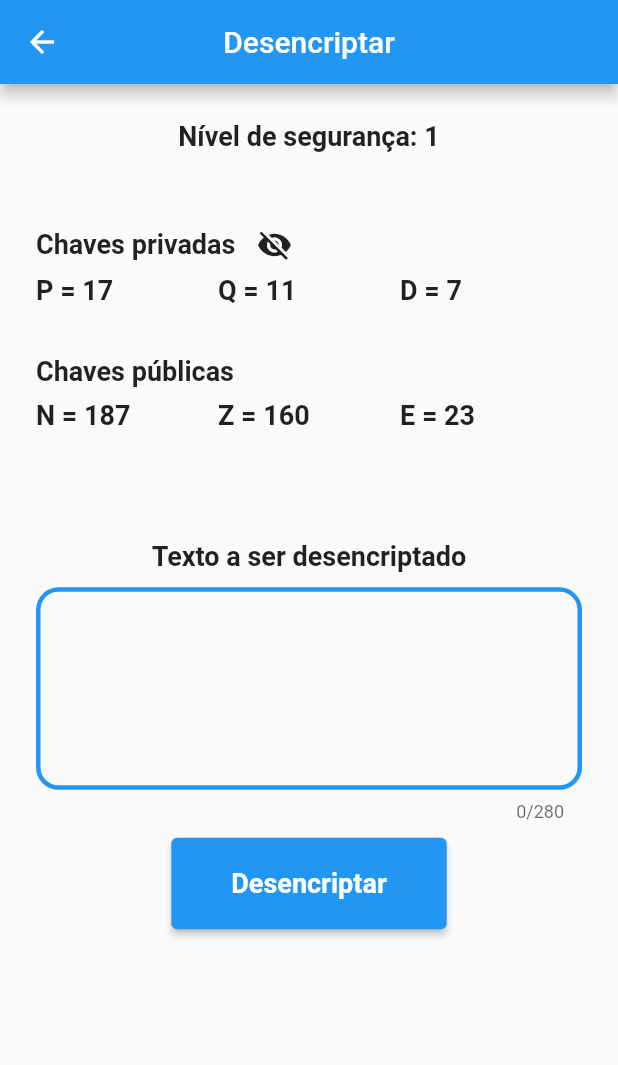
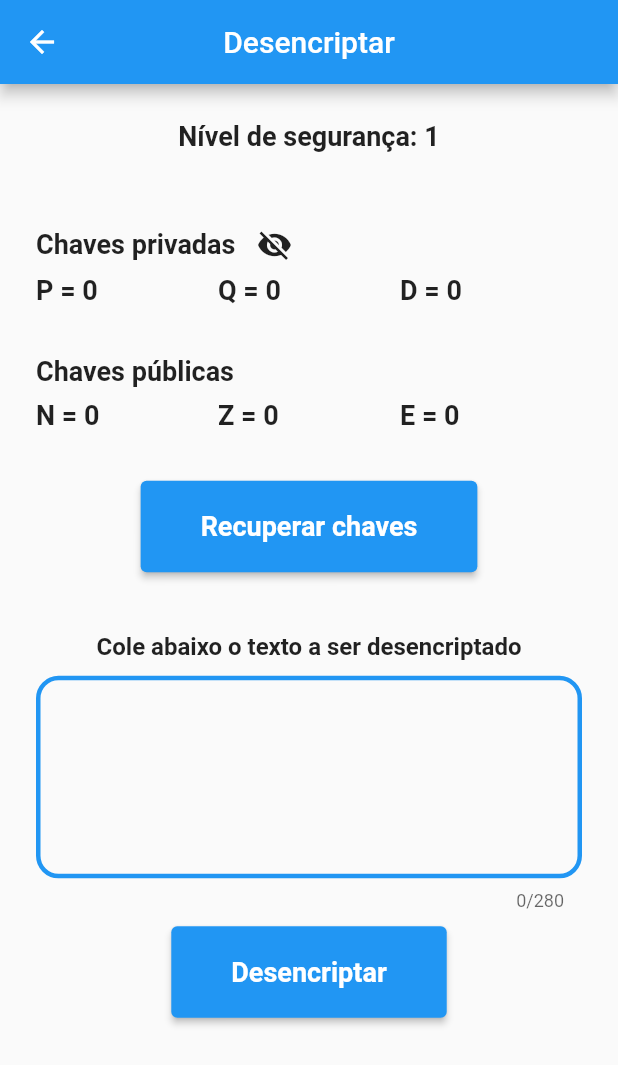
Before and after one commit to WallisonRP/rsa_fatec, a Flutter app: the DecryptPage screen opened by its route, after a tap on "Desencriptar", on a phone screen of 412 x 824 dp. Shown: the top 1065 px of the screen. Run offline on Flutter 3.47's test engine with Material 2 defaults, Android fonts, the phone set to English and light mode, and no system bars; our stand-ins replace shared_preferences, syncfusion_flutter_sliders; accounts and stored records are empty.

Commit message:
calculos funcionais

```diff
--- a/lib/model/caixa_de_aviso.dart
+++ b/lib/model/caixa_de_aviso.dart
@@ -34,6 +34,9 @@ class CaixaAlerta extends StatelessWidget {
               Navigator.pop(context);
             },
             child: Text('Sair')),
+        SizedBox(
+          width: 15,
+        ),
         ElevatedButton(
             style: ElevatedButton.styleFrom(padding: EdgeInsets.all(16)),
             onPressed: () {
--- a/lib/view/decrypt_page.dart
+++ b/lib/view/decrypt_page.dart
@@ -1,7 +1,12 @@
 // ignore_for_file: prefer_const_constructors, prefer_const_literals_to_create_immutables
 
+import 'dart:math';
+
 import 'package:flutter/material.dart';
+import 'package:shared_preferences/shared_preferences.dart';
 
+import '../controller/decrypt_function.dart';
+import '../model/caixa_de_aviso.dart';
 import '../model/molde_texto.dart';
 
 class DecryptPage extends StatefulWidget {
@@ -12,6 +17,15 @@ class DecryptPage extends StatefulWidget {
 }
 
 class _DecryptPageState extends State<DecryptPage> {
+  TextEditingController _controller = TextEditingController();
+
+  int p = 0;
+  int q = 0;
+  int n = 0;
+  int z = 0;
+  int d = 0;
+  int e = 0;
+
   @override
   Widget build(BuildContext context) {
     return Scaffold(
@@ -47,9 +61,9 @@ class _DecryptPageState extends State<DecryptPage> {
                 childAspectRatio: (1 / 0.2),
                 crossAxisCount: 3,
                 children: [
-                  MoldeTexto(texto: "P = 17", tamanho: 18),
-                  MoldeTexto(texto: "Q = 11", tamanho: 18),
-                  MoldeTexto(texto: "D = 7", tamanho: 18),
+                  MoldeTexto(texto: "P = $p", tamanho: 18),
+                  MoldeTexto(texto: "Q = $q", tamanho: 18),
+                  MoldeTexto(texto: "D = $d", tamanho: 18),
                 ],
               ),
             ),
@@ -62,19 +76,34 @@ class _DecryptPageState extends State<DecryptPage> {
                 childAspectRatio: (1 / 0.2),
                 crossAxisCount: 3,
                 children: [
-                  MoldeTexto(texto: "N = 187", tamanho: 18),
-                  MoldeTexto(texto: "Z = 160", tamanho: 18),
-                  MoldeTexto(texto: "E = 23", tamanho: 18),
+                  MoldeTexto(texto: "N = $n", tamanho: 18),
+                  MoldeTexto(texto: "Z = $z", tamanho: 18),
+                  MoldeTexto(texto: "E = $e", tamanho: 18),
                 ],
               ),
             ),
             SizedBox(height: 30),
+            Center(
+              child: ElevatedButton(
+                onPressed: () async {
+                  setState(() {
+                    _recuperarChaves();
+                  });
+                },
+                child: MoldeTexto(texto: "Recuperar chaves", tamanho: 18),
+                style: ElevatedButton.styleFrom(
+                    backgroundColor: Colors.blue,
+                    padding: EdgeInsets.fromLTRB(40.0, 20.0, 40.0, 20.0)),
+              ),
+            ),
             SizedBox(height: 40),
             Center(
                 child: MoldeTexto(
-                    texto: "Texto a ser desencriptado", tamanho: 18)),
+                    texto: "Cole abaixo o texto a ser desencriptado",
+                    tamanho: 16)),
             SizedBox(height: 10),
             TextFormField(
+              controller: _controller,
               maxLength: 280,
               maxLines: 5,
               decoration: InputDecoration(
@@ -85,7 +114,17 @@ class _DecryptPageState extends State<DecryptPage> {
             SizedBox(height: 10),
             Center(
               child: ElevatedButton(
-                  onPressed: () {},
+                  onPressed: () async {
+                    String retorno = _decryptText(_controller.text);
+                    showDialog(
+                        context: context,
+                        builder: (_) {
+                          return CaixaAlerta(
+                            texto: retorno,
+                            context: context,
+                          );
+                        });
+                  },
                   child: MoldeTexto(texto: "Desencriptar", tamanho: 18),
                   style: ElevatedButton.styleFrom(
                       backgroundColor: Colors.blue,
@@ -96,4 +135,34 @@ class _DecryptPageState extends State<DecryptPage> {
       ),
     );
   }
+
+  _recuperarChaves() async {
+    final prefs = await SharedPreferences.getInstance();
+    p = await prefs.getInt('p')!.toInt();
+    q = await prefs.getInt('q')!.toInt();
+    n = await prefs.getInt('n')!.toInt();
+    z = await prefs.getInt('z')!.toInt();
+    d = await prefs.getInt('d')!.toInt();
+    e = await prefs.getInt('e')!.toInt();
+    return true;
+  }
+
+  _decryptText(String texto) {
+    List<String> vetorAsciiString = texto.split(" ");
+
+    List<int> vetorAsciiInt =
+        vetorAsciiString.map((e) => int.parse(e)).toList();
+
+    List vetorDescript = [];
+    for (int i in vetorAsciiInt) {
+      vetorDescript.add(i.modPow(d, n));
+    }
+
+    String resultado = "";
+    for (int i = 0; i < vetorDescript.length; i++) {
+      resultado += String.fromCharCode(vetorDescript[i]);
+    }
+
+    return resultado;
+  }
 }
--- a/lib/view/home_page.dart
+++ b/lib/view/home_page.dart
@@ -46,8 +46,9 @@ class _HomePageState extends State<HomePage> {
                 height: _altura,
               ),
               onTap: () {
-                Navigator.push(context,
-                    MaterialPageRoute(builder: (context) => EncryptPage()));
+                Navigator.pushNamed(context, 'encrypt');
+                // Navigator.push(context,
+                //     MaterialPageRoute(builder: (context) => EncryptPage()));
               },
             ),
             GestureDetector(
```
Also changed, not shown: lib/controller/decrypt_function.dart (added, +26 -0 lines), lib/main.dart (+15 -1 lines), lib/view/encrypt_page.dart (+65 -78 lines).
